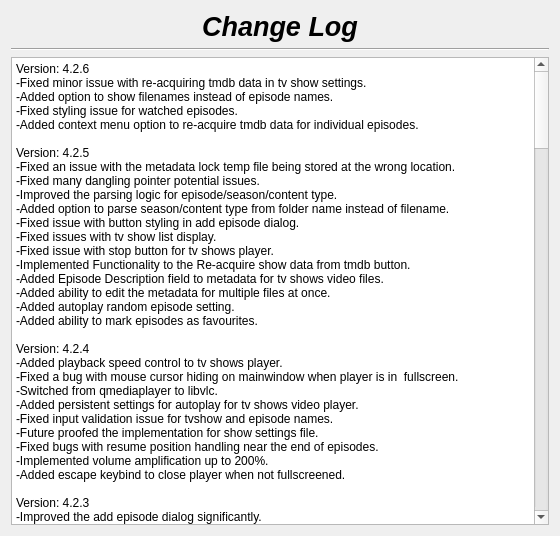
Above: changelog.ui from therealMaPMaKeR/MMDiary before the change. Below: the same form after it.
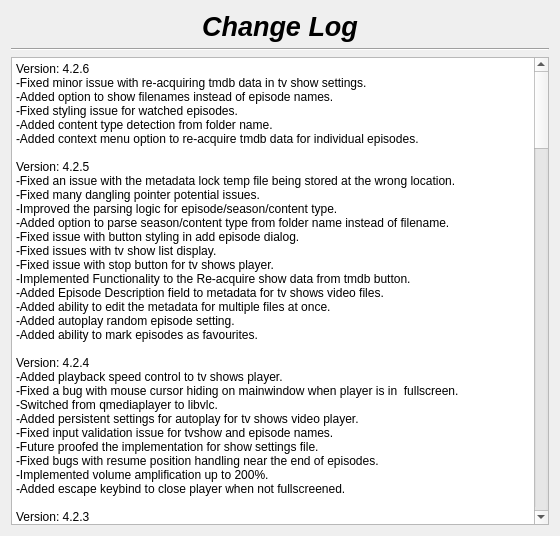
That is the form after the change.

Commit message:
added content type detect from folder name
I thought I had done so already but I hadn't.

What changed in the file:
```diff
--- a/changelog.ui
+++ b/changelog.ui
@@ -56,7 +56,8 @@
 li.checked::marker { content: &quot;\2612&quot;; }
 &lt;/style&gt;&lt;/head&gt;&lt;body style=&quot; font-family:'Segoe UI'; font-size:9pt; font-weight:400; font-style:normal;&quot;&gt;
 &lt;p style=&quot; margin-top:0px; margin-bottom:0px; margin-left:0px; margin-right:0px; -qt-block-indent:0; text-indent:0px;&quot;&gt;Version: 4.2.6&lt;br /&gt;-Fixed minor issue with re-acquiring tmdb data in tv show settings.&lt;/p&gt;
-&lt;p style=&quot; margin-top:0px; margin-bottom:0px; margin-left:0px; margin-right:0px; -qt-block-indent:0; text-indent:0px;&quot;&gt;-Added option to show filenames instead of episode names.&lt;br /&gt;-Fixed styling issue for watched episodes.&lt;br /&gt;-Added context menu option to re-acquire tmdb data for individual episodes.&lt;br /&gt;&lt;br /&gt;Version: 4.2.5&lt;br /&gt;-Fixed an issue with the metadata lock temp file being stored at the wrong location.&lt;br /&gt;-Fixed many dangling pointer potential issues.&lt;/p&gt;
+&lt;p style=&quot; margin-top:0px; margin-bottom:0px; margin-left:0px; margin-right:0px; -qt-block-indent:0; text-indent:0px;&quot;&gt;-Added option to show filenames instead of episode names.&lt;br /&gt;-Fixed styling issue for watched episodes.&lt;/p&gt;
+&lt;p style=&quot; margin-top:0px; margin-bottom:0px; margin-left:0px; margin-right:0px; -qt-block-indent:0; text-indent:0px;&quot;&gt;-Added content type detection from folder name.&lt;br /&gt;-Added context menu option to re-acquire tmdb data for individual episodes.&lt;br /&gt;&lt;br /&gt;Version: 4.2.5&lt;br /&gt;-Fixed an issue with the metadata lock temp file being stored at the wrong location.&lt;br /&gt;-Fixed many dangling pointer potential issues.&lt;/p&gt;
 &lt;p style=&quot; margin-top:0px; margin-bottom:0px; margin-left:0px; margin-right:0px; -qt-block-indent:0; text-indent:0px;&quot;&gt;-Improved the parsing logic for episode/season/content type.&lt;br /&gt;-Added option to parse season/content type from folder name instead of filename.&lt;br /&gt;-Fixed issue with button styling in add episode dialog.&lt;/p&gt;
 &lt;p style=&quot; margin-top:0px; margin-bottom:0px; margin-left:0px; margin-right:0px; -qt-block-indent:0; text-indent:0px;&quot;&gt;-Fixed issues with tv show list display.&lt;/p&gt;
 &lt;p style=&quot; margin-top:0px; margin-bottom:0px; margin-left:0px; margin-right:0px; -qt-block-indent:0; text-indent:0px;&quot;&gt;-Fixed issue with stop button for tv shows player.&lt;br /&gt;-Implemented Functionality to the Re-acquire show data from tmdb button.&lt;br /&gt;-Added Episode Description field to metadata for tv shows video files.&lt;br /&gt;-Added ability to edit the metadata for multiple files at once.&lt;br /&gt;-Added autoplay random episode setting.&lt;br /&gt;-Added ability to mark episodes as favourites.&lt;br /&gt;&lt;br /&gt;Version: 4.2.4&lt;br /&gt;-Added playback speed control to tv shows player.&lt;br /&gt;-Fixed a bug with mouse cursor hiding on mainwindow when player is in  fullscreen.&lt;/p&gt;
```
The commit also changes 3 other files.
